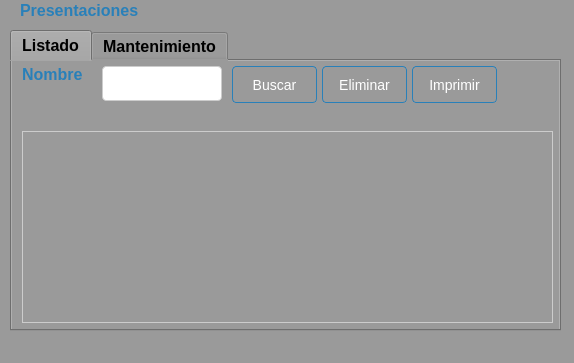
Above: Sistema de ventas/ui/FrmPresentacion.ui from CodeDrTech/DevelopPython before the change. Below: the same form after it.
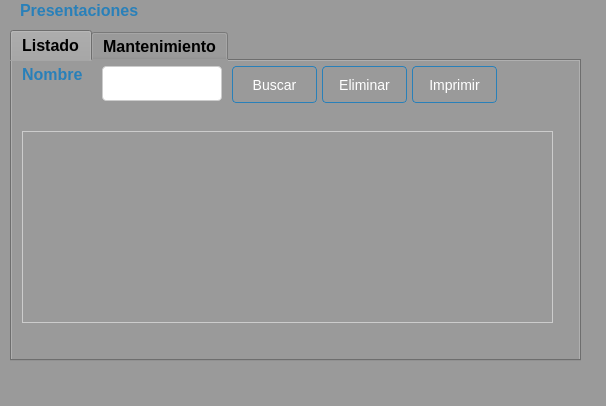
That is the form after the change.

The edit to the form file:
```diff
--- a/Sistema de ventas/ui/FrmPresentacion.ui
+++ b/Sistema de ventas/ui/FrmPresentacion.ui
@@ -9,8 +9,8 @@
    <rect>
     <x>0</x>
     <y>0</y>
-    <width>574</width>
-    <height>363</height>
+    <width>606</width>
+    <height>406</height>
    </rect>
   </property>
   <property name="windowTitle">
@@ -57,8 +57,8 @@
      <rect>
       <x>10</x>
       <y>30</y>
-      <width>551</width>
-      <height>301</height>
+      <width>571</width>
+      <height>331</height>
      </rect>
     </property>
     <property name="toolTip">
```
Left out of the diff: 4 changed lines with no effect on the pictures.
